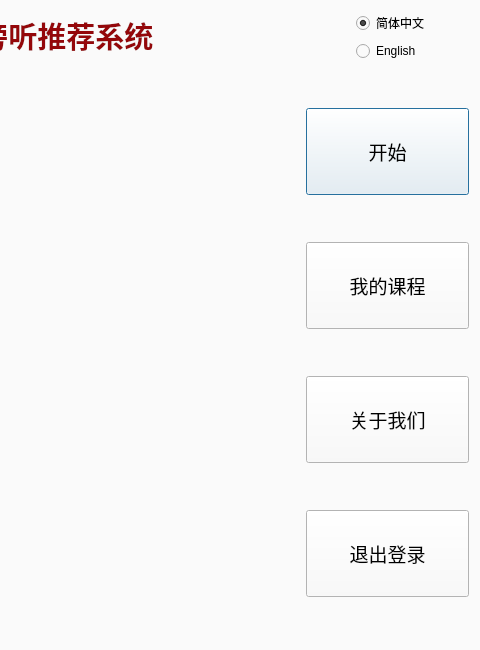
This is PKUCourseRadar/homewindow.ui in DynamicCast03/PKUCourseRadar as Qt 5 draws it before an edit; both pictures show x 420 to 900 and y 0 to 650 of the 900 by 650 pixel window. The edited form follows.
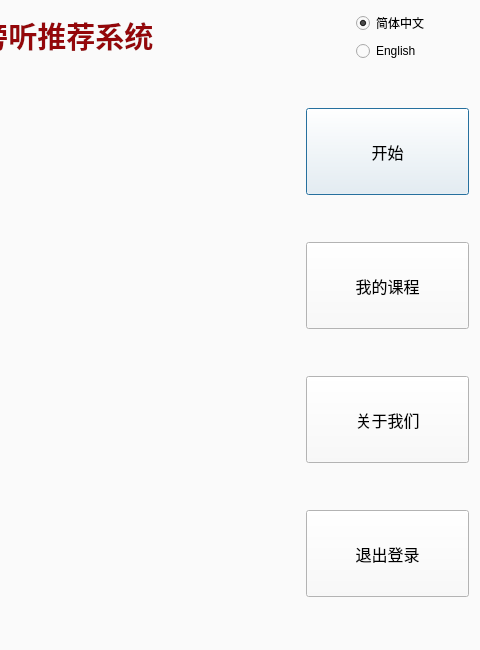
This is the edited form. Icons and pictures are not drawn. Custom widgets are drawn as their Qt base class.

What changed in the file:
```diff
--- a/PKUCourseRadar/homewindow.ui
+++ b/PKUCourseRadar/homewindow.ui
@@ -161,7 +161,7 @@
          </property>
          <property name="font">
           <font>
-           <pointsize>14</pointsize>
+           <pointsize>12</pointsize>
           </font>
          </property>
          <property name="text">
@@ -201,7 +201,7 @@
          </property>
          <property name="font">
           <font>
-           <pointsize>14</pointsize>
+           <pointsize>12</pointsize>
           </font>
          </property>
          <property name="text">
@@ -241,7 +241,7 @@
          </property>
          <property name="font">
           <font>
-           <pointsize>14</pointsize>
+           <pointsize>12</pointsize>
           </font>
          </property>
          <property name="text">
@@ -281,7 +281,7 @@
          </property>
          <property name="font">
           <font>
-           <pointsize>14</pointsize>
+           <pointsize>12</pointsize>
           </font>
          </property>
          <property name="text">
```
